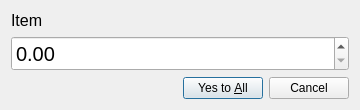
Above: UI/NormalApply.ui from light911/TPS07A-Meshbest before the change. Below: the same form after it.
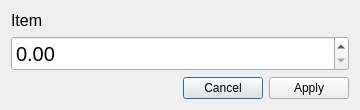
That is the form after the change.

The edit to the form file:
```diff
--- a/UI/NormalApply.ui
+++ b/UI/NormalApply.ui
@@ -70,7 +70,7 @@
       <enum>Qt::Horizontal</enum>
      </property>
      <property name="standardButtons">
-      <set>QDialogButtonBox::Cancel|QDialogButtonBox::YesToAll</set>
+      <set>QDialogButtonBox::Apply|QDialogButtonBox::Cancel</set>
      </property>
     </widget>
    </item>
```
